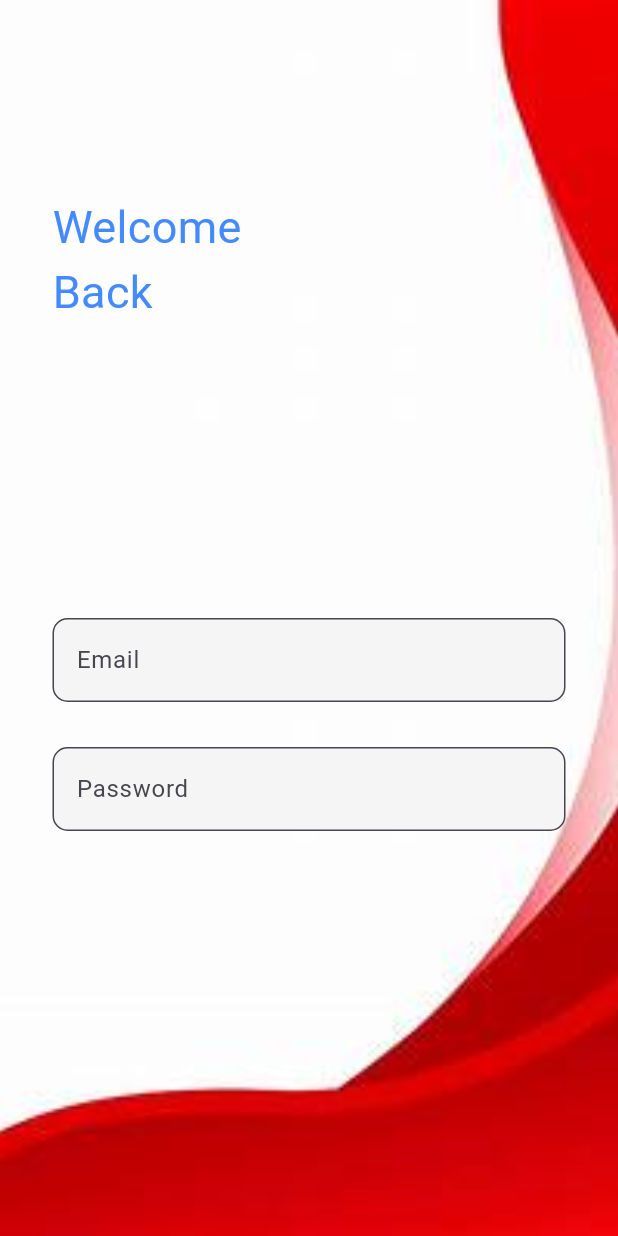
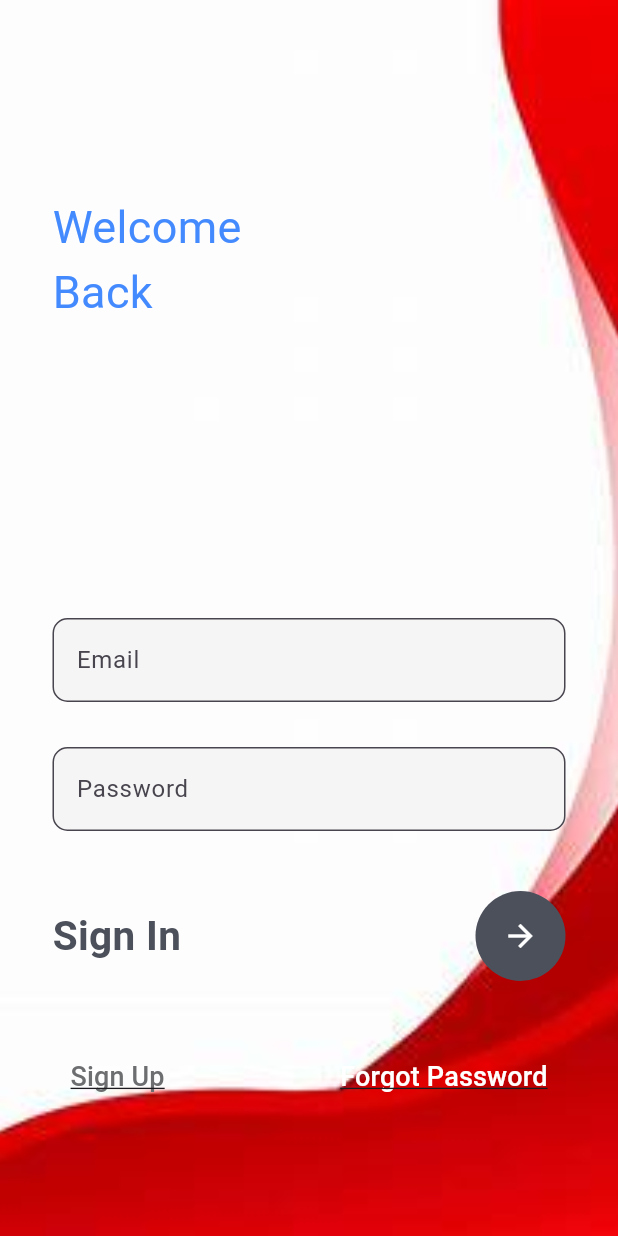
Before and after one commit to anjalikesherwani/flutter, a Flutter app: the screen it shows after launch, on a phone screen of 412 x 824 dp. Run offline on Flutter 3.47's test engine with Material 3 defaults, Android fonts, the phone set to English and light mode, and no system bars.

Commit message:
add_button

```diff
--- a/lib/login.dart
+++ b/lib/login.dart
@@ -52,6 +52,47 @@ class _MyLoginState extends State<MyLogin> {
                       border: OutlineInputBorder(
                         borderRadius: BorderRadius.circular(10))),
                   ),
+                  SizedBox(height: 40,),
+                  Row(
+                    mainAxisAlignment: MainAxisAlignment.spaceBetween,
+                    children: [Text('Sign In',
+                    style: TextStyle(
+                     color:  Color(0xff4c505b),
+                      fontSize: 27,
+                    fontWeight: FontWeight.w700),),
+                    CircleAvatar(radius:30,
+                    backgroundColor: Color(0xff4c505b),
+                    child: IconButton(
+                      color: Colors.white,
+                      onPressed: () {},
+                      icon:Icon(Icons.arrow_forward),
+                    ),
+                    )
+                    ],
+                  ),
+                    SizedBox(height: 40,),
+                  Row(
+                    mainAxisAlignment: MainAxisAlignment.spaceBetween,
+                    children: [
+                    TextButton(
+                      onPressed: () {},
+                      child: Text("Sign Up",style: TextStyle(
+                        decoration: TextDecoration.underline,
+                        fontSize: 18 ,
+                        color: Color(0xff6d6e70)
+                        ),
+                        )),
+                        TextButton(
+                      onPressed: () {},
+                      child: Text("Forgot Password",
+                      style: TextStyle(
+                        // backgroundColor: Color(0xff4c505b),
+                        decoration: TextDecoration.underline,
+                        fontSize: 18 ,
+                        color: Colors.white,
+                        ),
+                        )),
+                  ],)
                 ],),
             ))
             ],
```
Also changed, not shown: lib/regsiter.dart (added).
